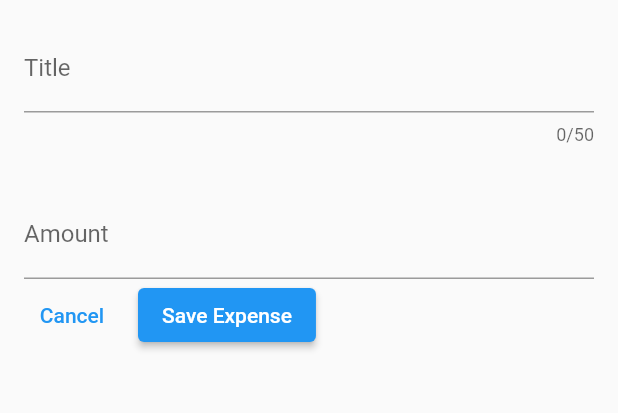
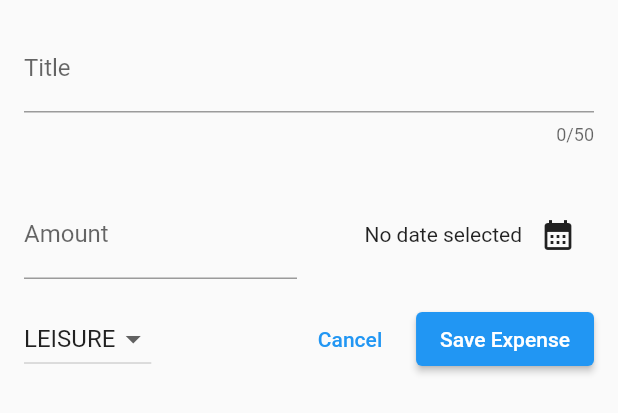
Before and after one commit to stayros130/Flutter_training, a Flutter app: the NewExpense widget shown alone on an empty page, opened directly, on a phone screen of 412 x 824 dp. Shown: the top 413 px of the screen. Run offline on Flutter 3.47's test engine with Material 2 defaults, Android fonts, the light colour scheme and no system bars; our stand-ins replace google_fonts.

Commit message:
Now you can pick a date and type of expense

```diff
--- a/expense_tracker/lib/widgets/new_expense.dart
+++ b/expense_tracker/lib/widgets/new_expense.dart
@@ -1,3 +1,4 @@
+import 'package:expense_tracker/models/expense.dart';
 import 'package:flutter/material.dart';
 
 class NewExpense extends StatefulWidget{
@@ -12,7 +13,22 @@ class NewExpense extends StatefulWidget{
 class _NewExpenseState extends State<NewExpense> {
   final _titleContoller = TextEditingController();
   final _amountContoller = TextEditingController();
+  DateTime? _selectedDate;
+  Category _selectedCategory = Category.leisure;
 
+  void _presentDatePicker() async{
+    final now = DateTime.now();
+    final firstDate = DateTime(now.year -1, now.month, now.day);
+    final pickedDate = await showDatePicker(
+      context: context,
+      initialDate: now,
+      firstDate: firstDate,
+      lastDate: now
+    );
+    setState(() {
+      _selectedDate = pickedDate;
+    });
+  }
 
   @override
   void dispose() {
@@ -37,7 +53,10 @@ class _NewExpenseState extends State<NewExpense> {
           const SizedBox(
             height: 30,
           ),
-          TextField(
+          Row(
+            children: [
+              Expanded(
+                child: TextField(
                   controller: _amountContoller,
                   keyboardType: TextInputType.number,
                   decoration: const InputDecoration(
@@ -45,10 +64,52 @@ class _NewExpenseState extends State<NewExpense> {
                     label: Text('Amount'),
                   ),
                 ),
+              ),
+              const SizedBox(width: 16),
+              Expanded(
+                child: Row(
+                  mainAxisAlignment: MainAxisAlignment.end,
+                  crossAxisAlignment: CrossAxisAlignment.center,
+                  children: [
+                    Text(_selectedDate == null ? 'No date selected' : formatter.format(_selectedDate!)),
+                    IconButton(
+                      onPressed: _presentDatePicker,
+                      icon: const Icon(
+                        Icons.calendar_month,
+                      ),
+                    ),
+                  ],
+                ),
+              ),
+            ],
+          ),
+          const SizedBox(height: 16),
           Row(
             children: [
+              DropdownButton(
+                value: _selectedCategory,
+                items: Category.values.map(
+                  (category) => DropdownMenuItem(
+                    value: category,
+                    child: Text(
+                      category.name.toUpperCase(),
+                    ),
+                  ),
+                ).toList(),
+                onChanged: (value) {
+                  if (value == null) {
+                    return;
+                  }
+                  setState(() {
+                    _selectedCategory = value ;
+                  });
+                }
+              ),
+              const Spacer(),
               TextButton(
-                onPressed: () {},
+                onPressed: () {
+                  Navigator.pop(context);
+                },
                 child: const Text('Cancel'),
               ),
               const SizedBox(
```
Lines whose indentation alone changed are shown as unchanged.
